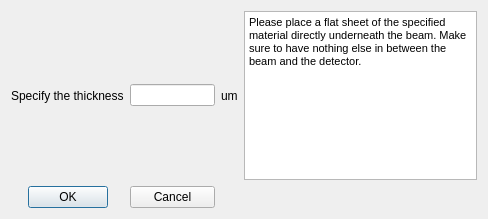
First picture: the form in SpidrMpx3Eq/qcstmBHdialog.ui, repository navrit/dexter, before the edit.
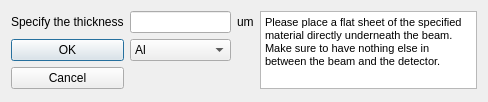
Second picture: the form after the edit.

Diff of the .ui file:
```diff
--- a/SpidrMpx3Eq/qcstmBHdialog.ui
+++ b/SpidrMpx3Eq/qcstmBHdialog.ui
@@ -7,54 +7,32 @@
     <x>0</x>
     <y>0</y>
     <width>488</width>
-    <height>219</height>
+    <height>102</height>
    </rect>
   </property>
   <property name="windowTitle">
    <string>Dialog</string>
   </property>
-  <layout class="QVBoxLayout" name="verticalLayout">
-   <item>
-    <layout class="QGridLayout" name="gridLayout" rowstretch="0,0">
-     <item row="0" column="3">
-      <widget class="QLineEdit" name="thicknessBox"/>
-     </item>
-     <item row="0" column="0" colspan="3">
+  <layout class="QGridLayout" name="gridLayout">
+   <item row="0" column="0">
       <widget class="QLabel" name="label_2">
        <property name="text">
         <string>Specify the thickness</string>
        </property>
       </widget>
      </item>
-     <item row="0" column="4">
+   <item row="0" column="1">
+    <widget class="QLineEdit" name="thicknessBox"/>
+   </item>
+   <item row="0" column="2">
       <widget class="QLabel" name="label">
        <property name="text">
         <string>um</string>
        </property>
       </widget>
      </item>
-     <item row="1" column="1">
-      <widget class="QPushButton" name="okButton">
-       <property name="text">
-        <string>OK</string>
-       </property>
-      </widget>
-     </item>
-     <item row="1" column="3">
-      <widget class="QPushButton" name="closeButton">
-       <property name="text">
-        <string>Cancel</string>
-       </property>
-      </widget>
-     </item>
-     <item row="0" column="5">
+   <item row="0" column="3" rowspan="3">
       <widget class="QTextBrowser" name="textBrowser">
-       <property name="sizePolicy">
-        <sizepolicy hsizetype="Expanding" vsizetype="Expanding">
-         <horstretch>0</horstretch>
-         <verstretch>0</verstretch>
-        </sizepolicy>
-       </property>
        <property name="html">
         <string>&lt;!DOCTYPE HTML PUBLIC &quot;-//W3C//DTD HTML 4.0//EN&quot; &quot;http://www.w3.org/TR/REC-html40/strict.dtd&quot;&gt;
 &lt;html&gt;&lt;head&gt;&lt;meta name=&quot;qrichtext&quot; content=&quot;1&quot; /&gt;&lt;style type=&quot;text/css&quot;&gt;
@@ -64,7 +42,48 @@
        </property>
       </widget>
      </item>
-    </layout>
+   <item row="1" column="0">
+    <widget class="QPushButton" name="okButton">
+     <property name="text">
+      <string>OK</string>
+     </property>
+    </widget>
+   </item>
+   <item row="1" column="1">
+    <widget class="QComboBox" name="comboBox">
+     <item>
+      <property name="text">
+       <string>Al</string>
+      </property>
+     </item>
+     <item>
+      <property name="text">
+       <string>Pb</string>
+      </property>
+     </item>
+     <item>
+      <property name="text">
+       <string>SiO2</string>
+      </property>
+     </item>
+     <item>
+      <property name="text">
+       <string>Au</string>
+      </property>
+     </item>
+     <item>
+      <property name="text">
+       <string>C8H10N4O2</string>
+      </property>
+     </item>
+    </widget>
+   </item>
+   <item row="2" column="0">
+    <widget class="QPushButton" name="closeButton">
+     <property name="text">
+      <string>Cancel</string>
+     </property>
+    </widget>
    </item>
   </layout>
  </widget>
```
Lines whose indentation alone changed are shown as unchanged.
